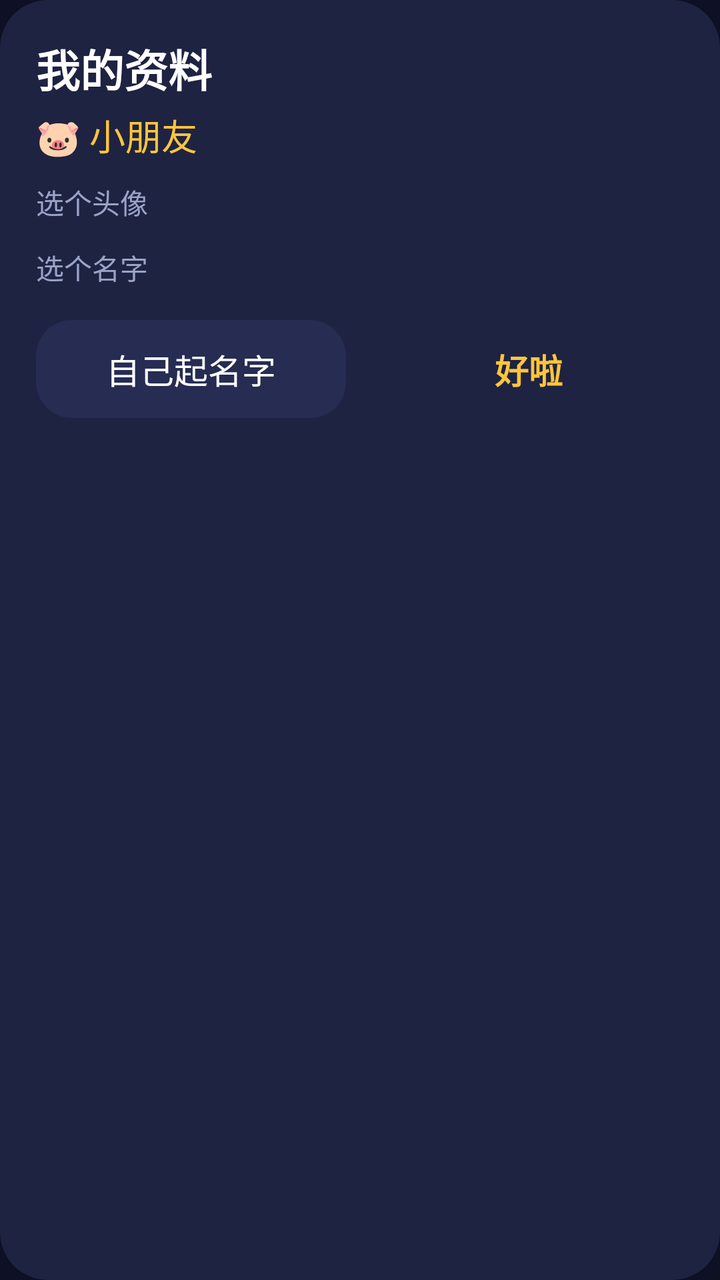
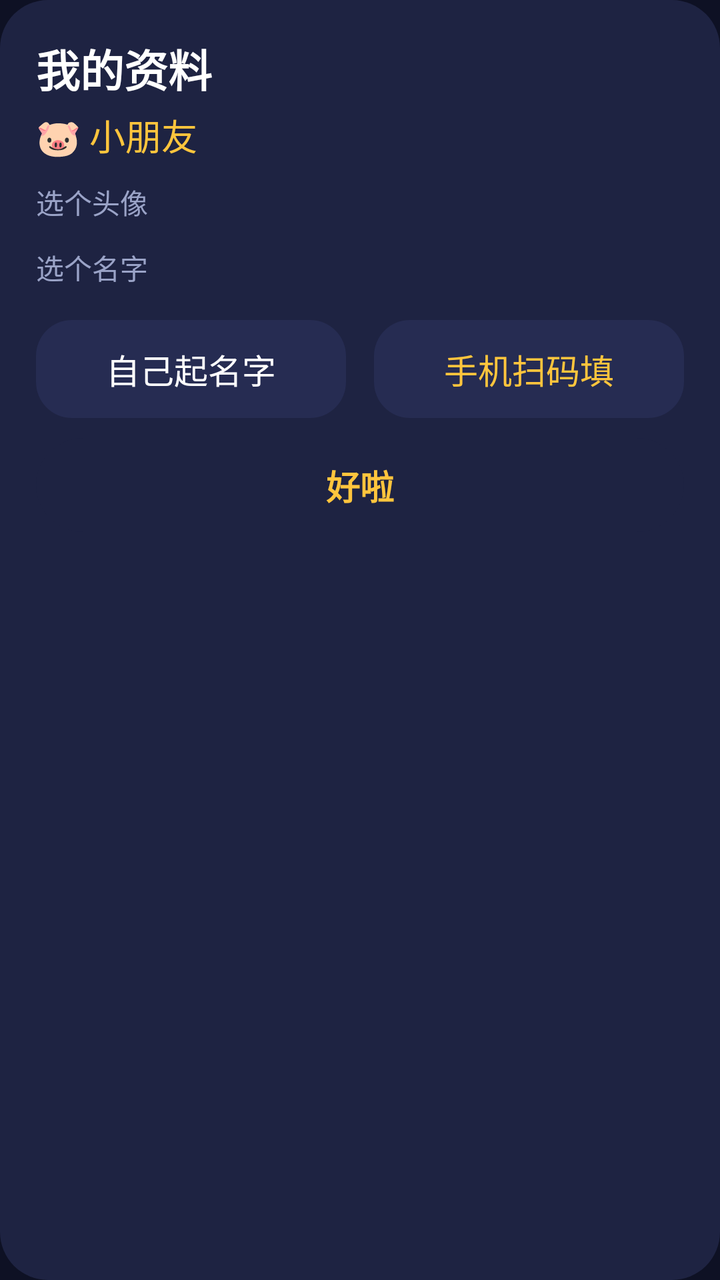

Compare the two renders of this Android layout. The source of the first and the diff that turns it into the second are given below.
<!-- AndroidManifest.xml: application theme Theme.MathKing -->
<!-- res/layout/dialog_profile.xml -->
<?xml version="1.0" encoding="utf-8"?>
<LinearLayout xmlns:android="http://schemas.android.com/apk/res/android"
    android:layout_width="640dp"
    android:layout_height="wrap_content"
    android:background="@drawable/bg_card"
    android:orientation="vertical"
    android:padding="18dp">

    <TextView
        android:layout_width="wrap_content"
        android:layout_height="wrap_content"
        android:text="我的资料"
        android:textColor="@color/text"
        android:textSize="22sp"
        android:textStyle="bold" />

    <TextView
        android:id="@+id/tvPreview"
        android:layout_width="wrap_content"
        android:layout_height="wrap_content"
        android:layout_marginTop="4dp"
        android:text="🐷 小朋友"
        android:textColor="@color/accent"
        android:textSize="18sp" />

    <TextView
        android:layout_width="wrap_content"
        android:layout_height="wrap_content"
        android:layout_marginTop="10dp"
        android:text="选个头像"
        android:textColor="@color/text_dim"
        android:textSize="14sp" />

    <GridLayout
        android:id="@+id/avatarGrid"
        android:layout_width="match_parent"
        android:layout_height="wrap_content"
        android:layout_marginTop="4dp"
        android:clipChildren="false"
        android:columnCount="6"
        android:rowCount="2" />

    <TextView
        android:layout_width="wrap_content"
        android:layout_height="wrap_content"
        android:layout_marginTop="8dp"
        android:text="选个名字"
        android:textColor="@color/text_dim"
        android:textSize="14sp" />

    <GridLayout
        android:id="@+id/nameGrid"
        android:layout_width="match_parent"
        android:layout_height="wrap_content"
        android:layout_marginTop="4dp"
        android:clipChildren="false"
        android:columnCount="6"
        android:rowCount="4" />

    <LinearLayout
        android:layout_width="match_parent"
        android:layout_height="wrap_content"
        android:layout_marginTop="12dp"
        android:gravity="center_vertical"
        android:orientation="horizontal">

        <TextView
            android:id="@+id/btnCustomName"
            android:layout_width="0dp"
            android:layout_height="wrap_content"
            android:layout_weight="1"
            android:background="@drawable/selector_key"
            android:clickable="true"
            android:focusable="true"
            android:gravity="center"
            android:paddingTop="12dp"
            android:paddingBottom="12dp"
            android:text="自己起名字"
            android:textColor="@color/text"
            android:textSize="17sp" />

        <TextView
            android:id="@+id/btnDone"
            android:layout_width="0dp"
            android:layout_height="wrap_content"
            android:layout_marginStart="14dp"
            android:layout_weight="1"
            android:background="@drawable/selector_card"
            android:clickable="true"
            android:focusable="true"
            android:gravity="center"
            android:paddingTop="12dp"
            android:paddingBottom="12dp"
            android:text="好啦"
            android:textColor="@color/accent"
            android:textSize="17sp"
            android:textStyle="bold" />
    </LinearLayout>
</LinearLayout>
<!-- resources referenced by this layout -->
<resources>
  <color name="accent">#FFC53D</color>
  <color name="text">#FFFFFF</color>
  <color name="text_dim">#9AA3C7</color>
  <!-- drawable bg_card (drawable) -->
  <?xml version="1.0" encoding="utf-8"?>
  <shape xmlns:android="http://schemas.android.com/apk/res/android" android:shape="rectangle">
      <solid android:color="@color/card" />
      <corners android:radius="24dp" />
  </shape>
  <!-- drawable selector_card (drawable) -->
  <?xml version="1.0" encoding="utf-8"?>
  <selector xmlns:android="http://schemas.android.com/apk/res/android">
      <item android:state_focused="true" android:drawable="@drawable/bg_card_focus" />
      <item android:state_pressed="true" android:drawable="@drawable/bg_card_focus" />
      <item android:drawable="@drawable/bg_card" />
  </selector>
  <!-- drawable selector_key (drawable) -->
  <?xml version="1.0" encoding="utf-8"?>
  <selector xmlns:android="http://schemas.android.com/apk/res/android">
      <item android:state_focused="true" android:drawable="@drawable/bg_key_focus" />
      <item android:state_pressed="true" android:drawable="@drawable/bg_key_focus" />
      <item android:drawable="@drawable/bg_key" />
  </selector>
  <style name="Theme.MathKing" parent="Theme.AppCompat.NoActionBar">
          <item name="android:windowBackground">@color/bg</item>
          <item name="android:colorAccent">@color/accent</item>
          <item name="android:textColorPrimary">@color/text</item>
          <item name="android:windowNoTitle">true</item>
          <item name="android:windowFullscreen">false</item>
      </style>
  <color name="card">#1E2342</color>
  <!-- drawable bg_card_focus (drawable) -->
  <?xml version="1.0" encoding="utf-8"?>
  <shape xmlns:android="http://schemas.android.com/apk/res/android" android:shape="rectangle">
      <solid android:color="#38406F" />
      <stroke android:width="5dp" android:color="@color/accent" />
      <corners android:radius="24dp" />
  </shape>
  <!-- drawable bg_key_focus (drawable) -->
  <?xml version="1.0" encoding="utf-8"?>
  <shape xmlns:android="http://schemas.android.com/apk/res/android" android:shape="rectangle">
      <solid android:color="@color/accent" />
      <corners android:radius="18dp" />
  </shape>
  <!-- drawable bg_key (drawable) -->
  <?xml version="1.0" encoding="utf-8"?>
  <shape xmlns:android="http://schemas.android.com/apk/res/android" android:shape="rectangle">
      <solid android:color="#262C52" />
      <corners android:radius="18dp" />
  </shape>
  <color name="bg">#0E1124</color>
</resources>

<!-- the commit's change to res/layout/dialog_profile.xml (unified diff, before → after) -->
@@ -80,20 +80,35 @@
             android:textSize="17sp" />
 
         <TextView
-            android:id="@+id/btnDone"
+            android:id="@+id/btnQr"
             android:layout_width="0dp"
             android:layout_height="wrap_content"
             android:layout_marginStart="14dp"
             android:layout_weight="1"
-            android:background="@drawable/selector_card"
+            android:background="@drawable/selector_key"
             android:clickable="true"
             android:focusable="true"
             android:gravity="center"
             android:paddingTop="12dp"
             android:paddingBottom="12dp"
-            android:text="好啦"
+            android:text="手机扫码填"
             android:textColor="@color/accent"
-            android:textSize="17sp"
-            android:textStyle="bold" />
+            android:textSize="17sp" />
     </LinearLayout>
+
+    <TextView
+        android:id="@+id/btnDone"
+        android:layout_width="match_parent"
+        android:layout_height="wrap_content"
+        android:layout_marginTop="10dp"
+        android:background="@drawable/selector_card"
+        android:clickable="true"
+        android:focusable="true"
+        android:gravity="center"
+        android:paddingTop="11dp"
+        android:paddingBottom="11dp"
+        android:text="好啦"
+        android:textColor="@color/accent"
+        android:textSize="17sp"
+        android:textStyle="bold" />
 </LinearLayout>
